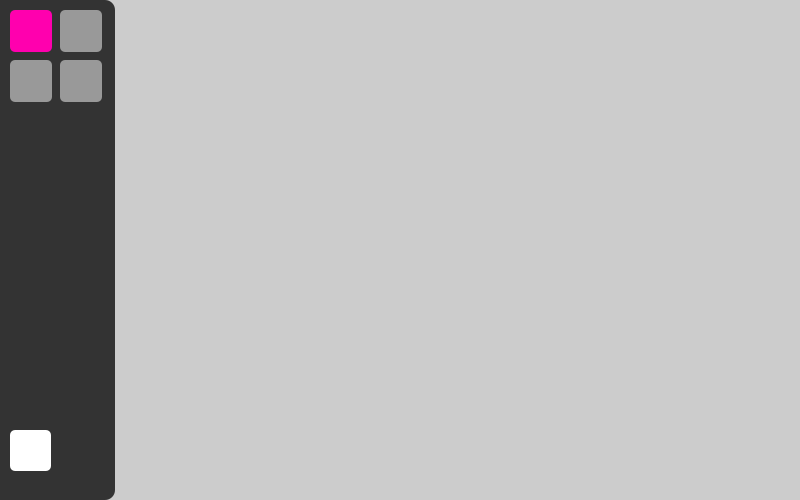
The window that ui/mainwindow/form.ui (lycayan18/magicapixel) describes before a commit, drawn with Qt 5.
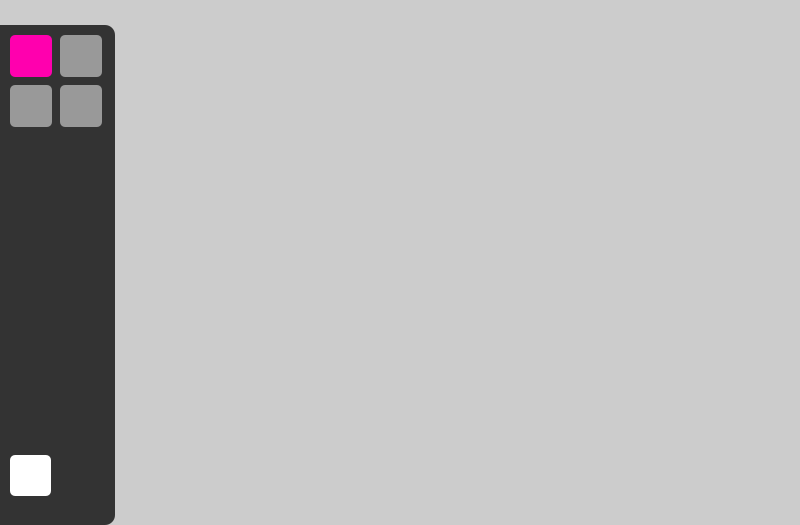
The same window after the commit. Icons and pictures are not drawn.

The edit to the form file:
```diff
--- a/ui/mainwindow/form.ui
+++ b/ui/mainwindow/form.ui
@@ -10,7 +10,7 @@
     <x>0</x>
     <y>0</y>
     <width>800</width>
-    <height>500</height>
+    <height>525</height>
    </rect>
   </property>
   <property name="sizePolicy">
@@ -22,7 +22,7 @@
   <property name="minimumSize">
    <size>
     <width>400</width>
-    <height>500</height>
+    <height>525</height>
    </size>
   </property>
   <property name="windowTitle">
@@ -38,7 +38,7 @@
    <property name="geometry">
     <rect>
      <x>0</x>
-     <y>0</y>
+     <y>25</y>
      <width>115</width>
      <height>500</height>
     </rect>
@@ -216,6 +216,17 @@
     </property>
    </widget>
   </widget>
+  <widget class="QWidget" name="verticalLayoutWidget">
+   <property name="geometry">
+    <rect>
+     <x>0</x>
+     <y>0</y>
+     <width>801</width>
+     <height>21</height>
+    </rect>
+   </property>
+   <layout class="QVBoxLayout" name="vbox"/>
+  </widget>
  </widget>
  <resources/>
  <connections/>
```
